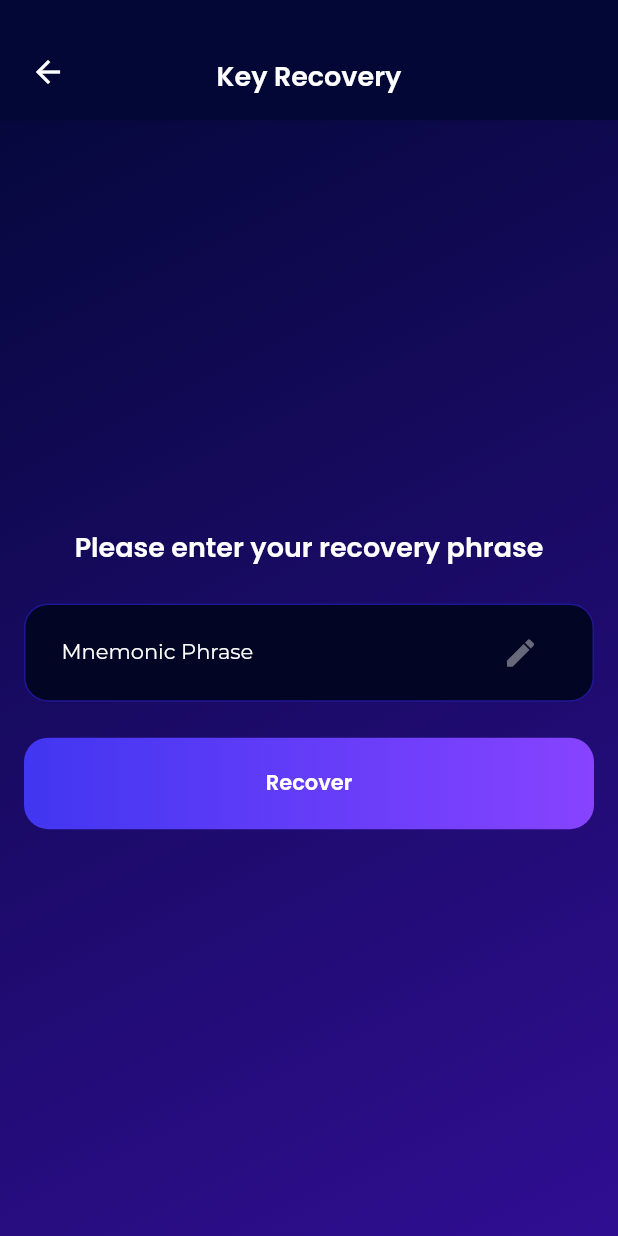
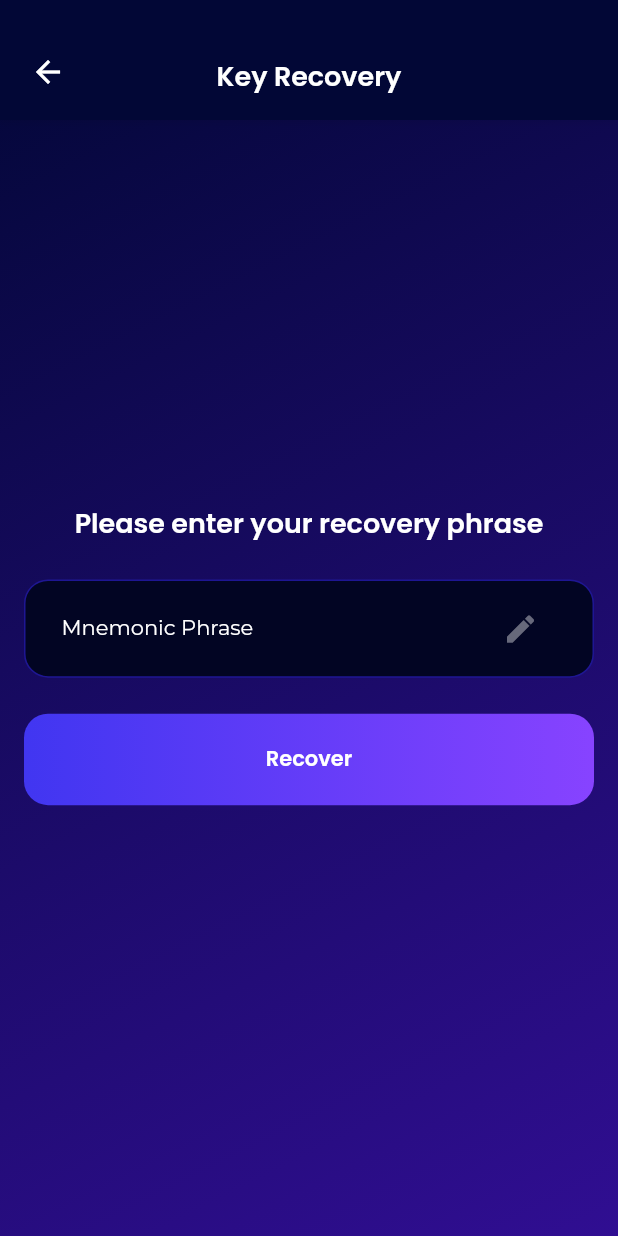
Before and after one commit to spruceid/wallet, a Flutter app: the OnBoardingRecoveryPage screen opened by its route, on a phone screen of 412 x 824 dp. Run offline on Flutter 3.47's test engine with Material 2 defaults, Android fonts, the phone set to English and light mode, and no system bars; our stand-ins replace bloc, dio, flutter_bloc, flutter_modular, flutter_secure_storage, flutter_svg and 6 more; missing offline and left inert: bip39, dart:html, didkit, ed25519_hd_key, qr_code_scanner; accounts and stored records are empty; project files that could hold a hidden picture were left out.

Commit message:
Remove extra spacing from recovery screen

```diff
--- a/lib/app/pages/on_boarding/recovery.dart
+++ b/lib/app/pages/on_boarding/recovery.dart
@@ -56,7 +56,6 @@ class _OnBoardingRecoveryPageState extends State<OnBoardingRecoveryPage> {
         mainAxisAlignment: MainAxisAlignment.center,
         crossAxisAlignment: CrossAxisAlignment.stretch,
         children: <Widget>[
-          const SizedBox(height: 32.0),
           OnBoardingRecoveryPage._padHorizontal(Text(
             'Please enter your recovery phrase',
             textAlign: TextAlign.center,
```
